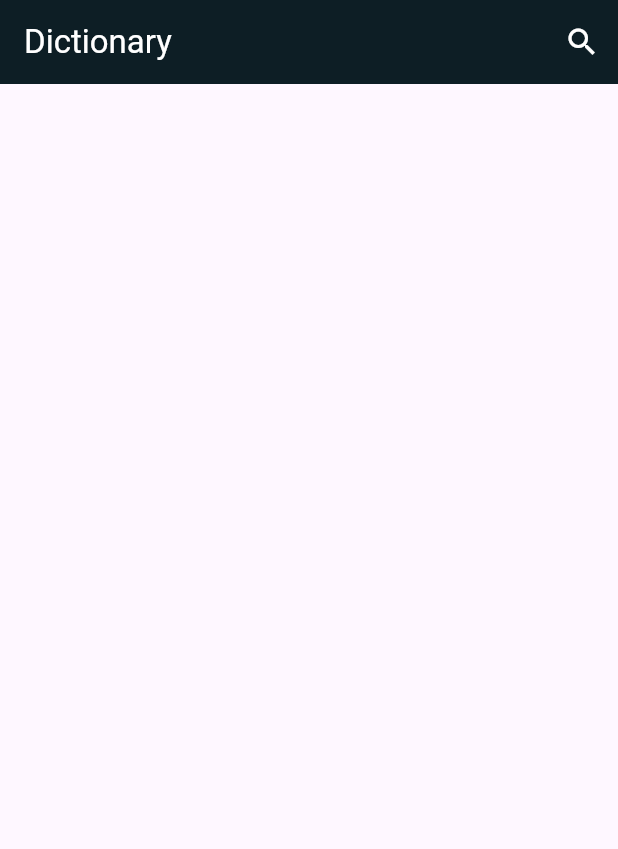
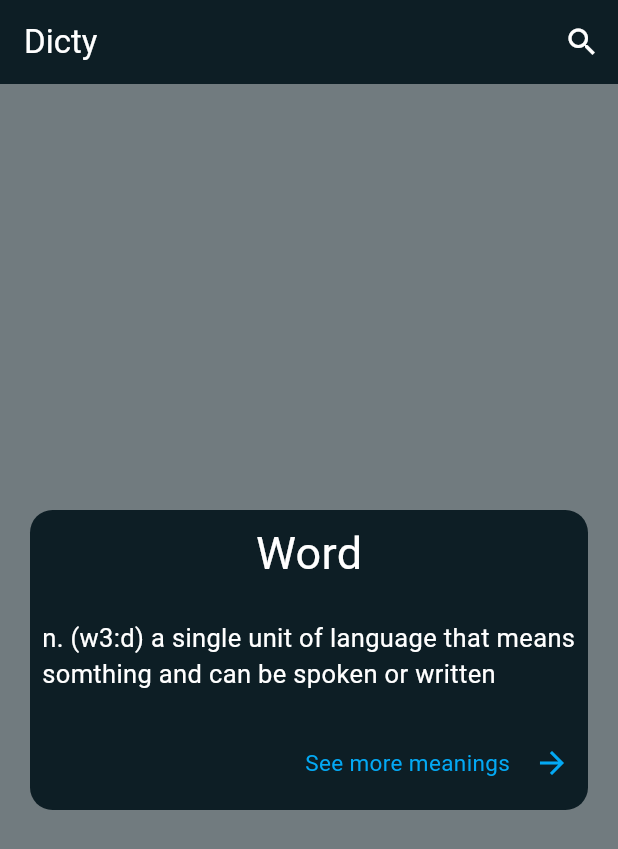
Before and after one commit to nathnael19/dictionary_app, a Flutter app: the screen it shows after launch, on a phone screen of 412 x 824 dp. Shown: the top 849 px of the screen. Run offline on Flutter 3.47's test engine with Material 3 defaults, Android fonts, the phone set to English and light mode, and no system bars; our stand-ins replace flutter_bloc.

Commit message:
updating the color

```diff
--- a/lib/home_page.dart
+++ b/lib/home_page.dart
@@ -6,8 +6,9 @@ class HomePage extends StatelessWidget {
   @override
   Widget build(BuildContext context) {
     return Scaffold(
+      backgroundColor: Color(0xff0D1E25).withAlpha(150),
       appBar: AppBar(
-        title: Text("Dictionary"),
+        title: Text("Dicty"),
         actions: [
           IconButton(
             onPressed: () {
@@ -16,6 +17,47 @@ class HomePage extends StatelessWidget {
             icon: Icon(Icons.search),
           ),
         ],
+      ),
+      body: Center(
+        child: Container(
+          margin: EdgeInsets.all(20),
+          height: 200,
+          decoration: BoxDecoration(
+            color: Color(0xff0D1E25),
+            borderRadius: BorderRadius.circular(15),
+          ),
+          child: Column(
+            mainAxisAlignment: MainAxisAlignment.spaceAround,
+            children: [
+              Text("Word", style: TextStyle(color: Colors.white, fontSize: 30)),
+              Padding(
+                padding: const EdgeInsets.all(8.0),
+                child: Text(
+                  "n. (w3:d) a single unit of language that means somthing and can be spoken or written",
+                  style: TextStyle(color: Colors.white, fontSize: 17),
+                ),
+              ),
+              Row(
+                mainAxisAlignment: MainAxisAlignment.end,
+                children: [
+                  Text(
+                    "See more meanings ",
+                    style: TextStyle(color: Colors.lightBlue, fontSize: 15),
+                  ),
+                  IconButton(
+                    onPressed: () {
+                      showSearch(
+                        context: context,
+                        delegate: MySearchDelegate(),
+                      );
+                    },
+                    icon: Icon(Icons.arrow_forward, color: Colors.lightBlue),
+                  ),
+                ],
+              ),
+            ],
+          ),
+        ),
       ),
     );
   }
```
